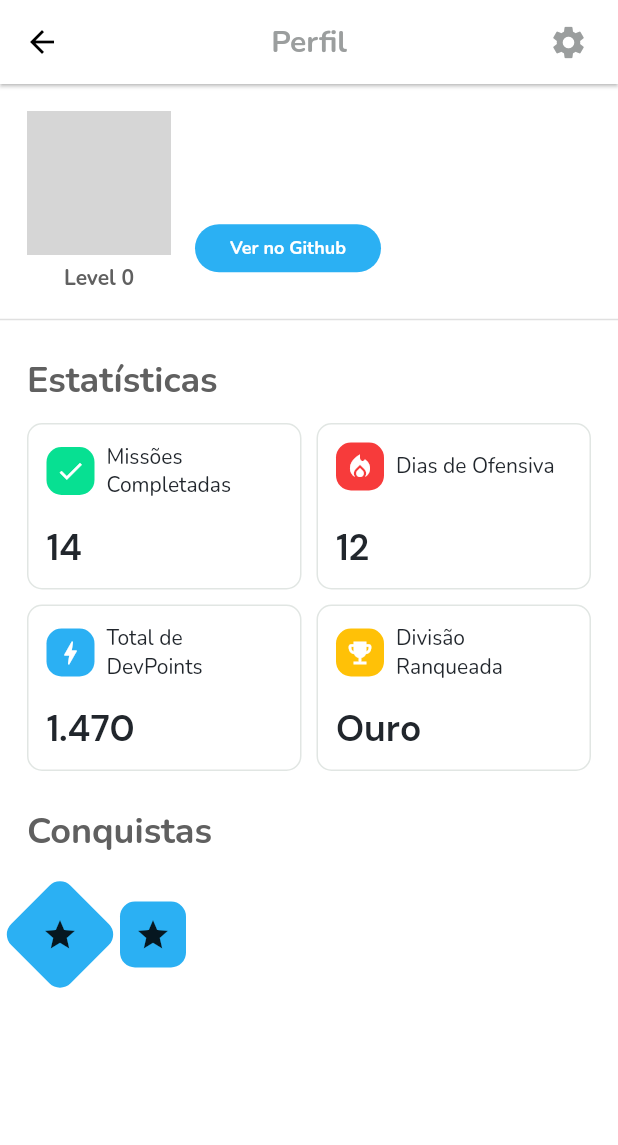
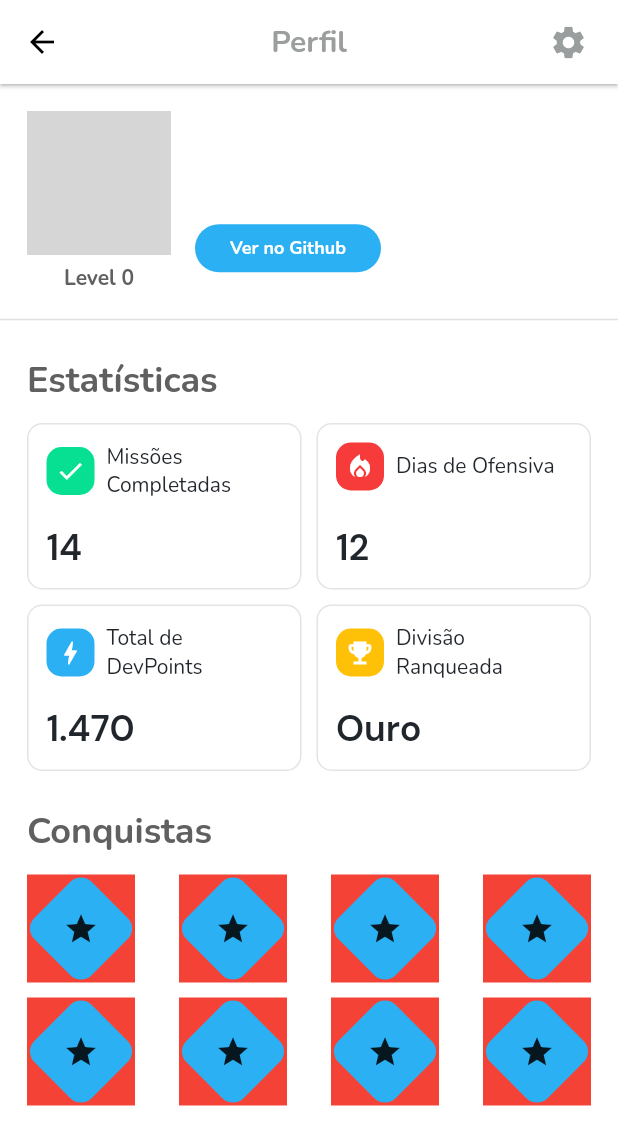
Before and after one commit to johnggli/devpush, a Flutter app: the ProfileScreen screen opened directly with empty values, on a phone screen of 412 x 824 dp. Shown: the top 1145 px of the screen. Run offline on Flutter 3.47's test engine with Material 2 defaults, Android fonts, the light colour scheme and no system bars; our stand-ins replace cloud_firestore, firebase_core, flutter_secure_storage, google_fonts; missing offline and left inert: flutter_appauth; accounts and stored records are empty; network calls fail; grey boxes are pictures that could not be loaded.

Commit message:
feat: create achievements card

```diff
--- /dev/null
+++ b/lib/components/achievements_card.dart
@@ -0,0 +1,37 @@
+import 'package:devpush/core/app_colors.dart';
+import 'package:flutter/material.dart';
+
+import 'dart:math' as math;
+
+class AchievementsCard extends StatelessWidget {
+  @override
+  Widget build(BuildContext context) {
+    return Container(
+      height: 72,
+      width: 72,
+      color: Colors.red,
+      child: Stack(
+        children: [
+          Center(
+            child: Container(
+              height: 54,
+              width: 54,
+              child: Transform.rotate(
+                angle: 45 * math.pi / 180,
+                child: Container(
+                  decoration: BoxDecoration(
+                    borderRadius: BorderRadius.circular(10), //16
+                    color: AppColors.blue,
+                  ),
+                ),
+              ),
+            ),
+          ),
+          Center(
+            child: Icon(Icons.star),
+          ),
+        ],
+      ),
+    );
+  }
+}
--- a/lib/screens/profile_screen/profile_screen.dart
+++ b/lib/screens/profile_screen/profile_screen.dart
@@ -1,3 +1,4 @@
+import 'package:devpush/components/achievements_card.dart';
 import 'package:devpush/components/statistic_card.dart';
 import 'package:devpush/core/app_colors.dart';
 import 'package:devpush/models/user_model.dart';
@@ -7,8 +8,6 @@ import 'package:flutter/material.dart';
 import 'package:devpush/core/app_text_styles.dart';
 import 'package:devpush/models/github_user_model.dart';
 import 'package:url_launcher/url_launcher.dart';
-
-import 'dart:math' as math;
 
 class ProfileScreen extends StatefulWidget {
   final GithubUserModel githubUser;
@@ -232,56 +231,33 @@ class _ProfileScreenState extends State<ProfileScreen> {
             ),
           ),
           SizedBox(height: 12),
-          Row(
-            children: [
-              Stack(
-                children: [
-                  Container(
-                    height: 80,
-                    width: 80,
-                    child: Center(
-                      child: Container(
-                        height: 56,
-                        width: 56,
-                        child: Transform.rotate(
-                          angle: 45 * math.pi / 180,
-                          child: Container(
-                            decoration: BoxDecoration(
-                              borderRadius: BorderRadius.circular(10), //16
-                              color: AppColors.blue,
-                            ),
-                          ),
-                        ),
-                      ),
-                    ),
-                  ),
-                  Container(
-                    height: 80,
-                    width: 80,
-                    decoration: BoxDecoration(
-                      borderRadius: BorderRadius.circular(10), //16
-                      // color: AppColors.red,
-                    ),
-                    child: Center(
-                      child: Icon(Icons.star),
-                    ),
-                  ),
-                ],
-              ),
-              RotatedBox(
-                quarterTurns: 3,
-                child: Container(color: Colors.red),
-              ),
-              Container(
-                height: 44,
-                width: 44,
-                decoration: BoxDecoration(
-                  borderRadius: BorderRadius.circular(10),
-                  color: AppColors.blue,
+          Padding(
+            padding: const EdgeInsets.symmetric(horizontal: 18),
+            child: Column(
+              children: [
+                Row(
+                  mainAxisAlignment: MainAxisAlignment.spaceBetween,
+                  children: [
+                    AchievementsCard(),
+                    AchievementsCard(),
+                    AchievementsCard(),
+                    AchievementsCard(),
+                  ],
                 ),
-                child: Icon(Icons.star),
-              ),
-            ],
+                SizedBox(
+                  height: 10,
+                ),
+                Row(
+                  mainAxisAlignment: MainAxisAlignment.spaceBetween,
+                  children: [
+                    AchievementsCard(),
+                    AchievementsCard(),
+                    AchievementsCard(),
+                    AchievementsCard(),
+                  ],
+                ),
+              ],
+            ),
           )
         ],
       ),
```
